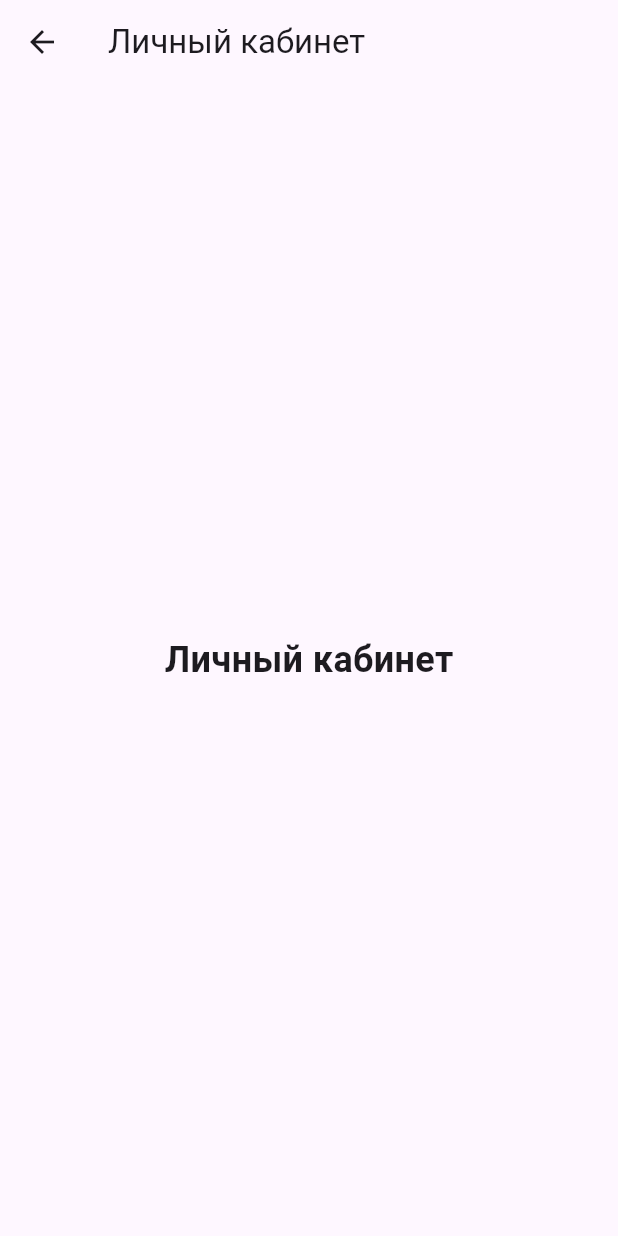
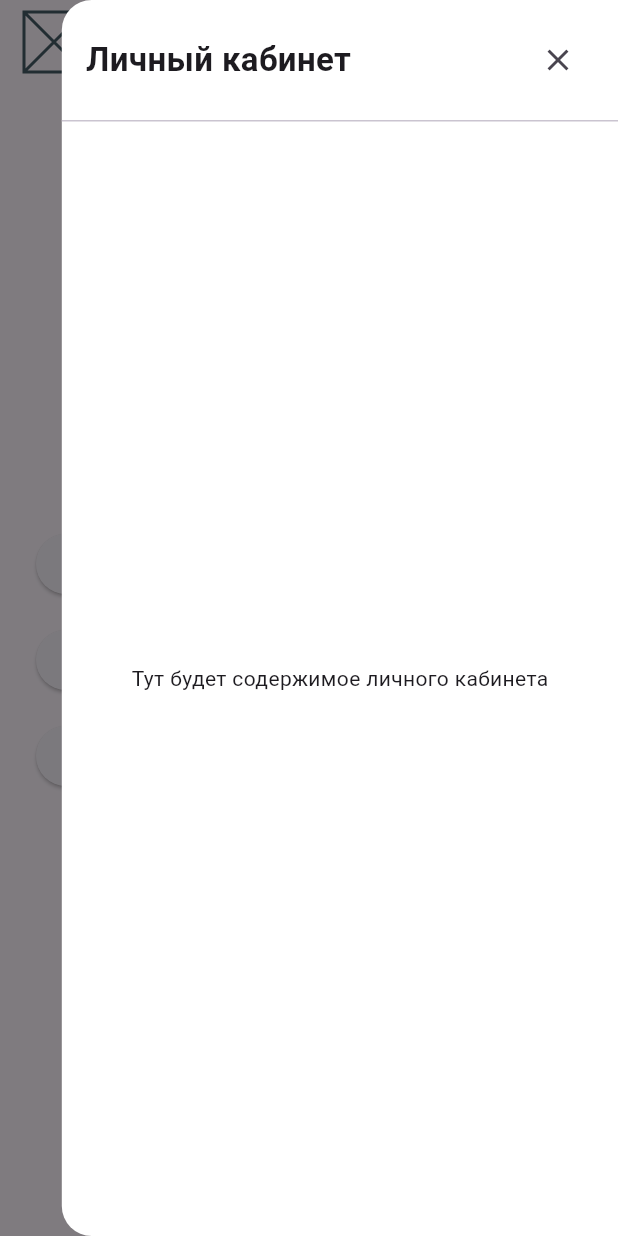
Before and after one commit to DaniilTooZir/SleepTracking_Flutter, a Flutter app: the MainMenuScreen screen opened by its route, after a tap on the "account circle" icon, on a phone screen of 412 x 824 dp. Run offline on Flutter 3.47's test engine with Material 3 defaults, Android fonts, the light colour scheme and no system bars; our stand-ins replace flutter_dotenv, go_router, supabase_flutter; accounts and stored records are empty.

Commit message:
Сделал личный кабинет, как боковую панель в главном меню

```diff
--- a/lib/ui/screens/main_menu_screen.dart
+++ b/lib/ui/screens/main_menu_screen.dart
@@ -1,5 +1,6 @@
 import 'package:flutter/material.dart';
 import 'package:go_router/go_router.dart';
+import 'package:sleep_tracking/ui/screens/personal_account_screen.dart';
 
 class MainMenuScreen extends StatelessWidget {
   const MainMenuScreen({super.key});
@@ -29,7 +30,33 @@ class MainMenuScreen extends StatelessWidget {
             IconButton(
               icon: const Icon(Icons.account_circle),
               onPressed: () {
-                context.push('/personalAccount');
+                final screenWidth = MediaQuery.of(context).size.width;
+                final sheetWidth =
+                    screenWidth > 600 ? 400.0 : screenWidth * 0.9;
+                showModalBottomSheet(
+                  context: context,
+                  isScrollControlled: true,
+                  backgroundColor: Colors.transparent,
+                  barrierColor: Colors.black.withOpacity(0.5),
+                  builder: (context) {
+                    return SafeArea(
+                      child: Align(
+                        alignment: Alignment.centerRight,
+                        child: Container(
+                          width: sheetWidth,
+                          height: double.infinity,
+                          decoration: const BoxDecoration(
+                            color: Colors.white,
+                            borderRadius: BorderRadius.horizontal(
+                              left: Radius.circular(20),
+                            ),
+                          ),
+                          child: const PersonalAccountScreen(),
+                        ),
+                      ),
+                    );
+                  },
+                );
               },
             ),
           ],
--- a/lib/ui/screens/personal_account_screen.dart
+++ b/lib/ui/screens/personal_account_screen.dart
@@ -10,14 +10,31 @@ class PersonalAccountScreen extends StatefulWidget {
 class _PersonalAccountScreenState extends State<PersonalAccountScreen> {
   @override
   Widget build(BuildContext context) {
-    return Scaffold(
-      appBar: AppBar(title: const Text('Личный кабинет')),
-      body: const Center(
-        child: Text(
-          'Личный кабинет',
-          style: TextStyle(fontSize: 24, fontWeight: FontWeight.bold),
+    return Column(
+      children: [
+        Padding(
+          padding: const EdgeInsets.symmetric(horizontal: 16, vertical: 16),
+          child: Row(
+            mainAxisAlignment: MainAxisAlignment.spaceBetween,
+            children: [
+              const Text(
+                'Личный кабинет',
+                style: TextStyle(fontSize: 22, fontWeight: FontWeight.bold),
+              ),
+              IconButton(
+                icon: const Icon(Icons.close),
+                onPressed: () => Navigator.of(context).pop(),
+              ),
+            ],
+          ),
         ),
-      ),
+        const Divider(height: 1),
+        const Expanded(
+          child: Center(
+            child: Text('Тут будет содержимое личного кабинета'),
+          ),
+        ),
+      ],
     );
   }
 }
```
